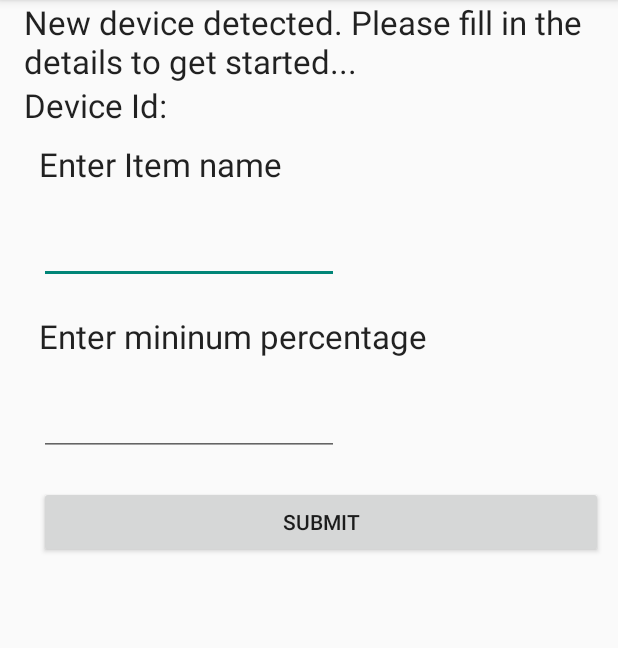
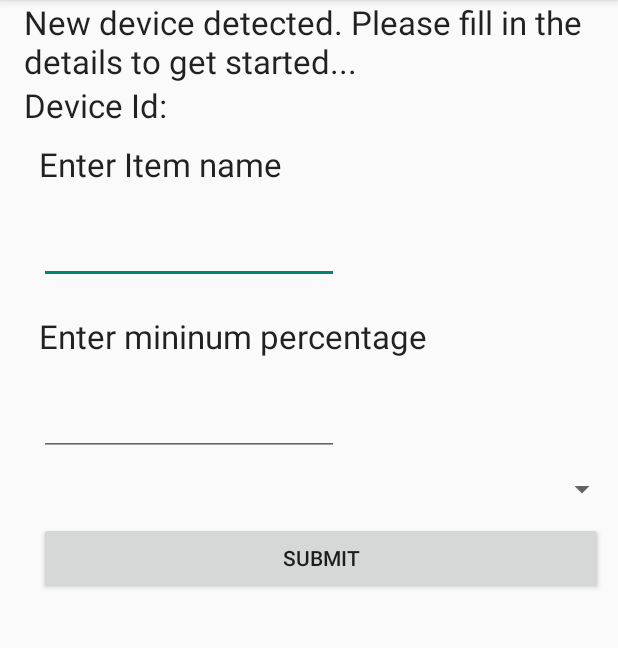
Before and after one commit to UnSamayalArayil/Patiyal, an Android app: the layout activity_new_device.xml on its own in the app's theme, with its tools: preview values and no code run, on a phone screen of 412 x 824 dp, the part 84-732 px from its top. Run offline under Robolectric (Android 15) with nearby library versions, the phone set to English and light mode, and no system bars.

Commit message:
Layout changes in new device

```diff
--- a/app/src/main/res/layout/activity_new_device.xml
+++ b/app/src/main/res/layout/activity_new_device.xml
@@ -51,6 +51,11 @@
         android:inputType="number"
          />
 
+    <Spinner
+        android:id="@+id/actions_spinner"
+        android:layout_width="fill_parent"
+        android:layout_height="wrap_content" />
+
     <Button
         android:layout_width="match_parent"
         android:layout_height="wrap_content"
@@ -62,4 +67,6 @@
 
 
 
+
+
 </LinearLayout>
--- a/app/src/main/res/values/strings.xml
+++ b/app/src/main/res/values/strings.xml
@@ -28,5 +28,10 @@
     <string name="title_activity_all_items">AllItemsActivity</string>
     <string name="title_activity_chart_test">ChartTestActivity</string>
 
+    <string-array name="reminder_types">
+        <item>SMS</item>
+        <item>location</item>
+    </string-array>
+
 
 </resources>
```
Also changed, not shown: app/src/main/java/io/github/dnivra26/unsamayalarayil/NewDeviceActivity.java (+20 -0 lines).
